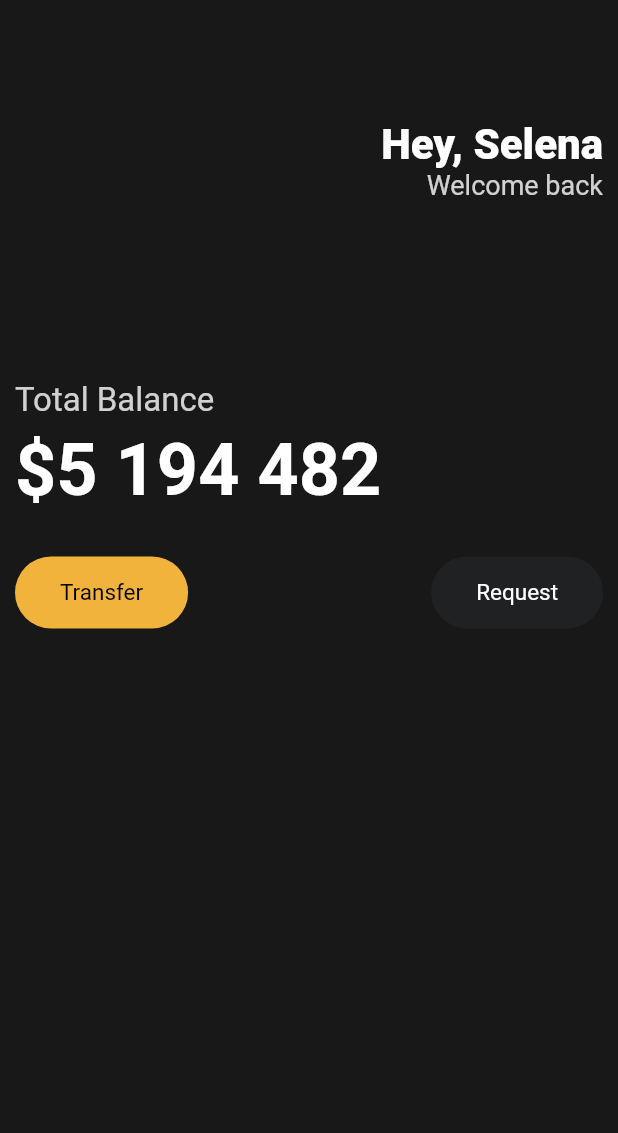
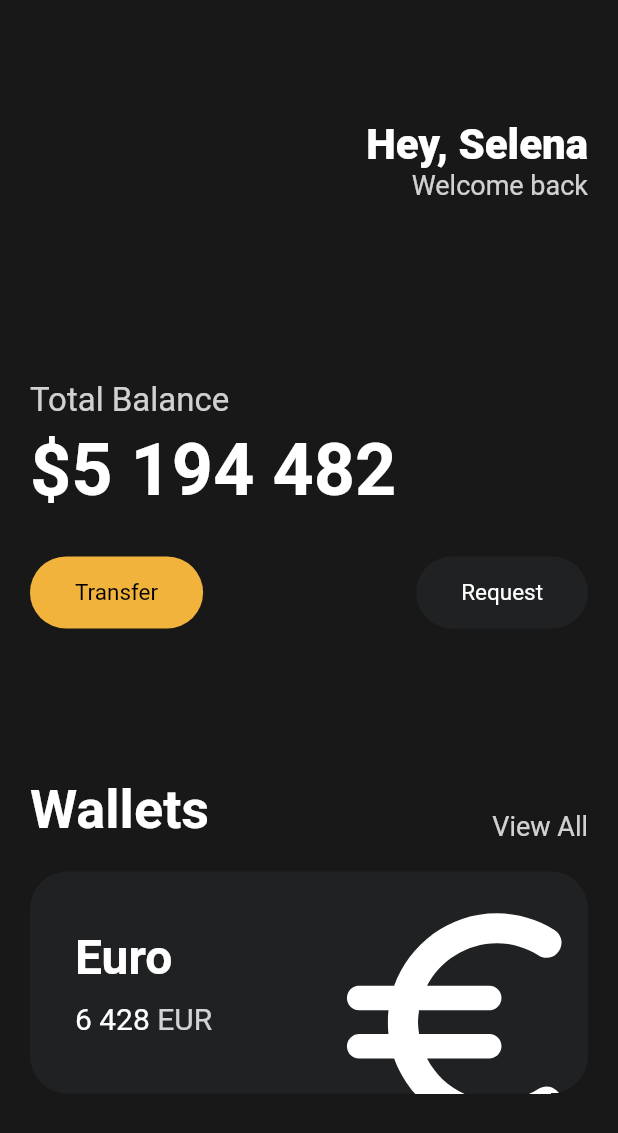
Before and after one commit to didtlrhks/FlutterEX, a Flutter app: the screen it shows after launch, on a phone screen of 412 x 824 dp. Shown: the top 1133 px of the screen. Run offline on Flutter 3.47's test engine with Material 2 defaults, Android fonts, the phone set to English and light mode, and no system bars.

Commit message:
card init

```diff
--- a/lib/main.dart
+++ b/lib/main.dart
@@ -2,7 +2,7 @@ import 'package:flutter/material.dart';
 import 'package:flutter_application_1/widgets/button.dart';
 
 void main() {
-  runApp(const App());
+  runApp(App());
 }
 
 class App extends StatelessWidget {
@@ -15,7 +15,7 @@ class App extends StatelessWidget {
         backgroundColor: const Color(0xFF181818),
         body: Padding(
           padding: const EdgeInsets.symmetric(
-            horizontal: 10,
+            horizontal: 20,
           ),
           child: Column(
             crossAxisAlignment: CrossAxisAlignment.start,
@@ -87,6 +87,96 @@ class App extends StatelessWidget {
                   ),
                 ],
               ),
+              const SizedBox(
+                height: 100,
+              ),
+              Row(
+                crossAxisAlignment: CrossAxisAlignment.end,
+                mainAxisAlignment: MainAxisAlignment.spaceBetween,
+                children: [
+                  const Text(
+                    'Wallets',
+                    style: TextStyle(
+                      color: Colors.white,
+                      fontSize: 36,
+                      fontWeight: FontWeight.w600,
+                    ),
+                  ),
+                  Text(
+                    'View All',
+                    style: TextStyle(
+                      color: Colors.white.withOpacity(0.8),
+                      fontSize: 18,
+                    ),
+                  ),
+                ],
+              ),
+              const SizedBox(
+                height: 20,
+              ),
+              Container(
+                clipBehavior: Clip.hardEdge,
+                decoration: BoxDecoration(
+                  color: const Color(0xFF1F2123),
+                  borderRadius: BorderRadius.circular(25),
+                ),
+                child: Padding(
+                  padding: const EdgeInsets.all(30),
+                  child: Row(
+                    mainAxisAlignment: MainAxisAlignment.spaceBetween,
+                    children: [
+                      Column(
+                        crossAxisAlignment: CrossAxisAlignment.start,
+                        children: [
+                          const Text(
+                            'Euro',
+                            style: TextStyle(
+                              color: Colors.white,
+                              fontSize: 32,
+                              fontWeight: FontWeight.w600,
+                            ),
+                          ),
+                          const SizedBox(
+                            height: 10,
+                          ),
+                          Row(
+                            children: [
+                              const Text(
+                                '6 428',
+                                style: TextStyle(
+                                  color: Colors.white,
+                                  fontSize: 20,
+                                ),
+                              ),
+                              const SizedBox(
+                                width: 5,
+                              ),
+                              Text(
+                                'EUR',
+                                style: TextStyle(
+                                  color: Colors.white.withOpacity(0.8),
+                                  fontSize: 20,
+                                ),
+                              ),
+                            ],
+                          )
+                        ],
+                      ),
+                      Transform.scale(
+                        scale: 2.2,
+                        child: Transform.translate(
+                          offset: const Offset(-5, 12),
+                          child: const Icon(
+                            Icons.euro_rounded,
+                            color: Colors.white,
+                            size: 88,
+                          ),
+                        ),
+                      )
+                    ],
+                  ),
+                ),
+              ),
             ],
           ),
         ),
```
